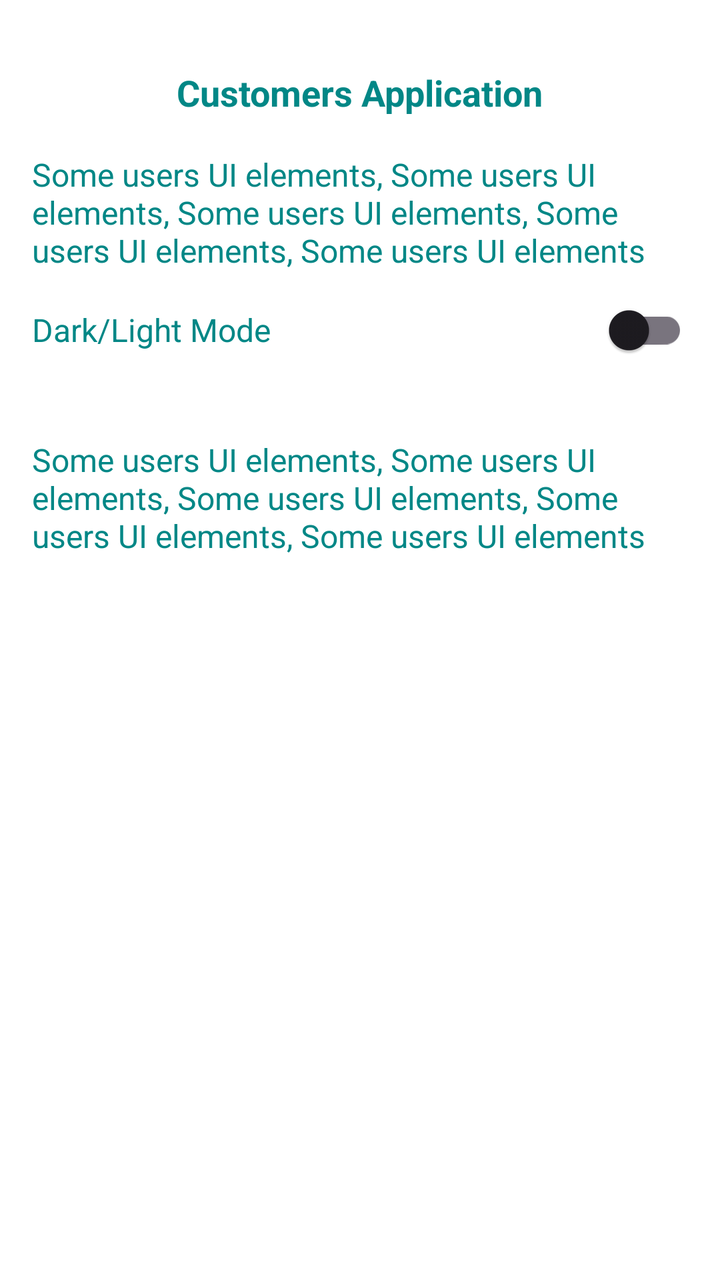
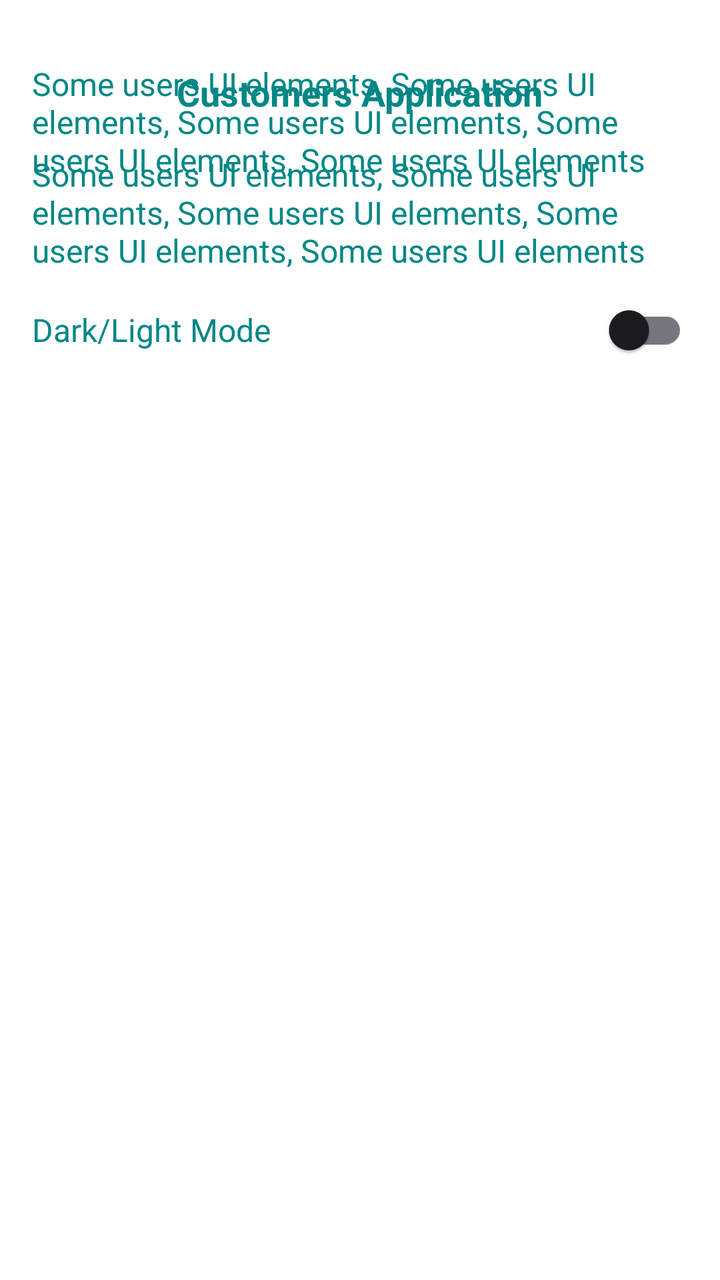

An Android layout rendered at two revisions. The XML below is the earlier revision; the diff shows what the commit changed to produce the second picture.
<!-- AndroidManifest.xml: application theme Theme.Ottuandroidprivatesample -->
<!-- res/layout/activity_checkout_sample.xml -->
<?xml version="1.0" encoding="utf-8"?>
<ScrollView xmlns:android="http://schemas.android.com/apk/res/android"
    xmlns:app="http://schemas.android.com/apk/res-auto"
    xmlns:tools="http://schemas.android.com/tools"
    android:layout_width="match_parent"
    android:layout_height="match_parent"
    android:background="@color/background"
    android:clipToPadding="false"
    android:fillViewport="true">

    <androidx.constraintlayout.widget.ConstraintLayout
        android:layout_width="match_parent"
        android:layout_height="match_parent"
        android:padding="16dp"
        tools:context="Ottu.checkout.sdk.CustomersAppActivity">

        <androidx.appcompat.widget.AppCompatTextView
            android:id="@+id/tvTitle"
            android:layout_width="wrap_content"
            android:layout_height="wrap_content"
            android:layout_marginTop="18dp"
            android:text="Customers Application"
            android:textColor="@color/teal_700"
            android:textSize="18sp"
            android:textStyle="bold"
            app:layout_constraintBottom_toTopOf="@+id/tvAboveContent"
            app:layout_constraintEnd_toEndOf="parent"
            app:layout_constraintStart_toStartOf="parent"
            app:layout_constraintTop_toTopOf="parent" />

        <androidx.appcompat.widget.AppCompatTextView
            android:id="@+id/tvAboveContent"
            android:layout_width="wrap_content"
            android:layout_height="wrap_content"
            android:layout_marginTop="18dp"
            android:text="Some users UI elements, Some users UI elements, Some users UI elements, Some users UI elements, Some users UI elements"
            android:textColor="@color/teal_700"
            android:textSize="16sp"
            app:layout_constraintEnd_toEndOf="parent"
            app:layout_constraintStart_toStartOf="parent"
            app:layout_constraintTop_toBottomOf="@id/tvTitle" />

        <androidx.appcompat.widget.AppCompatTextView
            android:id="@+id/tvSwitchUiMode"
            android:layout_width="wrap_content"
            android:layout_height="wrap_content"
            android:layout_marginTop="18dp"
            android:text="Dark/Light Mode"
            android:textColor="@color/teal_700"
            android:textSize="16sp"
            app:layout_constraintEnd_toStartOf="@id/switchUiMode"
            app:layout_constraintHorizontal_chainStyle="spread_inside"
            app:layout_constraintStart_toStartOf="parent"
            app:layout_constraintTop_toBottomOf="@id/tvAboveContent" />

        <com.google.android.material.switchmaterial.SwitchMaterial
            android:id="@+id/switchUiMode"
            android:layout_width="wrap_content"
            android:layout_height="wrap_content"
            android:gravity="center"
            app:layout_constraintBottom_toBottomOf="@id/tvSwitchUiMode"
            app:layout_constraintEnd_toEndOf="parent"
            app:layout_constraintStart_toEndOf="@id/tvSwitchUiMode"
            app:layout_constraintTop_toTopOf="@id/tvSwitchUiMode" />

        <FrameLayout
            android:id="@+id/ottuPaymentView"
            android:layout_width="match_parent"
            android:layout_height="wrap_content"
            android:layout_marginTop="15dp"
            android:padding="0dp"
            app:layout_constraintBottom_toTopOf="@id/tvBelowContent"
            app:layout_constraintEnd_toEndOf="parent"
            app:layout_constraintStart_toStartOf="parent"
            app:layout_constraintTop_toBottomOf="@id/switchUiMode" />

        <androidx.appcompat.widget.AppCompatTextView
            android:id="@+id/tvBelowContent"
            android:layout_width="wrap_content"
            android:layout_height="wrap_content"
            android:layout_marginTop="15dp"
            android:text="Some users UI elements, Some users UI elements, Some users UI elements, Some users UI elements, Some users UI elements"
            android:textColor="@color/teal_700"
            android:textSize="16sp"
            app:layout_constraintEnd_toEndOf="parent"
            app:layout_constraintStart_toStartOf="parent"
            app:layout_constraintTop_toBottomOf="@id/ottuPaymentView" />

    </androidx.constraintlayout.widget.ConstraintLayout>

</ScrollView>
<!-- resources referenced by this layout -->
<resources>
  <color name="background">#FFFFFF</color>
  <color name="teal_700">#FF018786</color>
  <style name="Theme.Ottuandroidprivatesample" parent="Theme.Material3.DayNight">
          
          <item name="colorPrimary">@color/purple_500</item>
          <item name="colorPrimaryVariant">@color/purple_700</item>
          <item name="colorOnPrimary">@color/white</item>
          
          <item name="colorSecondary">@color/teal_200</item>
          <item name="colorSecondaryVariant">@color/teal_700</item>
          <item name="colorOnSecondary">@color/black</item>
          
          <item name="android:statusBarColor">?attr/colorPrimaryVariant</item>
          
      </style>
  <color name="purple_500">#FF6200EE</color>
  <color name="purple_700">#FF3700B3</color>
  <color name="white">#FFFFFFFF</color>
  <color name="teal_200">#FF03DAC5</color>
  <color name="black">#FF000000</color>
</resources>

<!-- the commit's change to res/layout/activity_checkout_sample.xml (unified diff, before → after) -->
@@ -9,6 +9,7 @@
     android:fillViewport="true">
 
     <androidx.constraintlayout.widget.ConstraintLayout
+        android:id="@+id/checkoutContent"
         android:layout_width="match_parent"
         android:layout_height="match_parent"
         android:padding="16dp"
@@ -64,15 +65,26 @@
             app:layout_constraintTop_toTopOf="@id/tvSwitchUiMode" />
 
         <FrameLayout
-            android:id="@+id/ottuPaymentView"
+            android:id="@id/ottu_checkout_container"
             android:layout_width="match_parent"
             android:layout_height="wrap_content"
             android:layout_marginTop="15dp"
             android:padding="0dp"
-            app:layout_constraintBottom_toTopOf="@id/tvBelowContent"
+            app:layout_constraintBottom_toTopOf="@id/nestedWidget"
             app:layout_constraintEnd_toEndOf="parent"
             app:layout_constraintStart_toStartOf="parent"
             app:layout_constraintTop_toBottomOf="@id/switchUiMode" />
+
+        <include
+            android:id="@+id/nestedWidget"
+            layout="@layout/nested_widget"
+            android:visibility="gone"
+            android:layout_width="match_parent"
+            android:layout_height="wrap_content"
+            android:layout_marginTop="16dp"
+            app:layout_constraintStart_toStartOf="parent"
+            app:layout_constraintEnd_toEndOf="parent"
+            app:layout_constraintTop_toBottomOf="@id/ottu_checkout_container" />
 
         <androidx.appcompat.widget.AppCompatTextView
             android:id="@+id/tvBelowContent"
@@ -84,8 +96,22 @@
             android:textSize="16sp"
             app:layout_constraintEnd_toEndOf="parent"
             app:layout_constraintStart_toStartOf="parent"
-            app:layout_constraintTop_toBottomOf="@id/ottuPaymentView" />
+            app:layout_constraintTop_toBottomOf="@id/nestedWidget" />
 
     </androidx.constraintlayout.widget.ConstraintLayout>
 
 </ScrollView>
+<!-- res/layout/nested_widget.xml (included above) -->
+<?xml version="1.0" encoding="utf-8"?>
+<LinearLayout xmlns:android="http://schemas.android.com/apk/res/android"
+    android:layout_width="match_parent"
+    android:layout_height="wrap_content"
+    android:background="@color/grayScale18"
+    android:orientation="vertical">
+
+    <TextView
+        android:layout_width="match_parent"
+        android:layout_height="wrap_content"
+        android:text="That is a text posted by merchat. You may add there any type of View except List containers."
+        android:padding="12dp"/>
+</LinearLayout>
